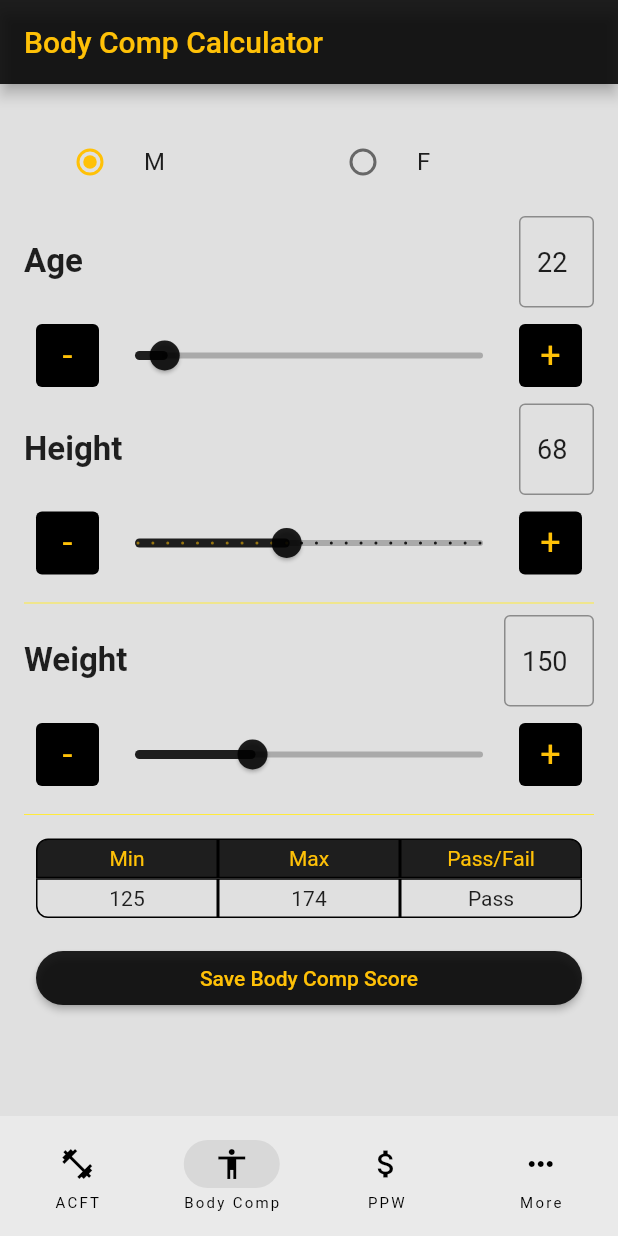
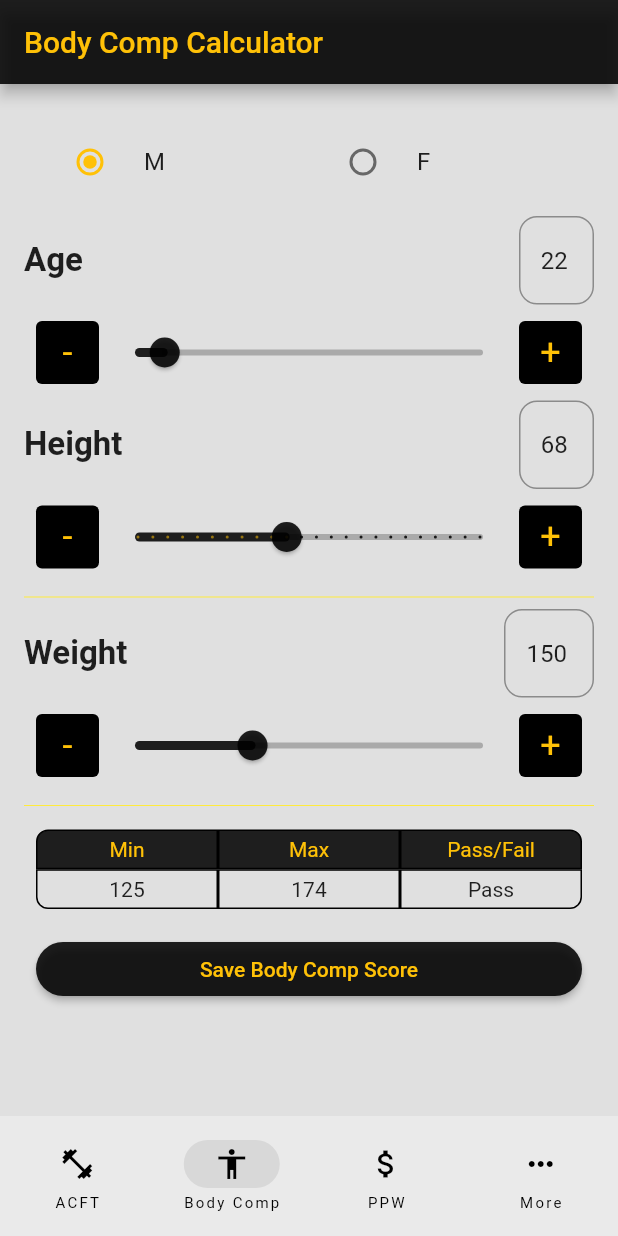
Before and after one commit to nonComBen/army_fitness_calculator, a Flutter app: the screen it shows after launch, item 2 of the bottom bar chosen, on a phone screen of 412 x 824 dp. Run offline on Flutter 3.47's test engine with Material 2 defaults, Android fonts, the phone set to English and light mode, and no system bars; drawn by our look-alikes of google_mobile_ads; our stand-ins replace charts_flutter, cloud_functions, firebase_analytics, firebase_core, firebase_crashlytics, flutter_riverpod and 6 more; missing offline and left inert: pull_down_button, rate_my_app, syncfusion_flutter_pdf; accounts and stored records are empty; network calls fail.

Commit message:
final touch ups for 2.1.0

```diff
--- a/lib/pages/tabs/bodyfat_page.dart
+++ b/lib/pages/tabs/bodyfat_page.dart
@@ -12,6 +12,7 @@ import '../../methods/platform_show_modal_bottom_sheet.dart';
 import '../../methods/theme_methods.dart';
 import '../../providers/purchases_provider.dart';
 import '../../services/purchases_service.dart';
+import '../../widgets/grid_box.dart';
 import '../../widgets/min_max_table.dart';
 import '../../widgets/platform_widgets/platform_button.dart';
 import '../../providers/shared_preferences_provider.dart';
@@ -60,7 +61,6 @@ class _BodyfatPageState extends ConsumerState<BodyfatPage> {
 
   final _ageController = TextEditingController();
   final _heightController = TextEditingController();
-  final _heightDoubleController = TextEditingController();
   final _weightController = TextEditingController();
   final _neckController = TextEditingController();
   final _waistController = TextEditingController();
@@ -147,7 +147,6 @@ class _BodyfatPageState extends ConsumerState<BodyfatPage> {
     ageGroup = getAgeGroup(age);
     heightDouble = height.toDouble();
     _heightController.text = height.toString();
-    _heightDoubleController.text = heightDouble.toString();
 
     setBenchmarks();
     calcBmi();
@@ -160,7 +159,6 @@ class _BodyfatPageState extends ConsumerState<BodyfatPage> {
 
     _ageController.dispose();
     _heightController.dispose();
-    _heightDoubleController.dispose();
     _weightController.dispose();
     _neckController.dispose();
     _waistController.dispose();
@@ -468,8 +466,6 @@ class _BodyfatPageState extends ConsumerState<BodyfatPage> {
                             isHeightValid = true;
                           }
                           heightDouble = height.toDouble();
-                          _heightDoubleController.text =
-                              heightDouble.toString();
                           setBenchmarks();
                           calcBmi();
                           calcBf();
@@ -490,8 +486,6 @@ class _BodyfatPageState extends ConsumerState<BodyfatPage> {
                             height--;
                             _heightController.text = height.toString();
                             heightDouble = height.toDouble();
-                            _heightDoubleController.text =
-                                heightDouble.toString();
                             setBenchmarks();
                             calcBmi();
                           }
@@ -511,8 +505,6 @@ class _BodyfatPageState extends ConsumerState<BodyfatPage> {
                               height = value.floor();
                               _heightController.text = height.toString();
                               heightDouble = height.toDouble();
-                              _heightDoubleController.text =
-                                  heightDouble.toString();
                               setBenchmarks();
                               calcBmi();
                               calcBf();
@@ -529,8 +521,6 @@ class _BodyfatPageState extends ConsumerState<BodyfatPage> {
                               height++;
                               _heightController.text = height.toString();
                               heightDouble = height.toDouble();
-                              _heightDoubleController.text =
-                                  heightDouble.toString();
                               setBenchmarks();
                               calcBmi();
                               calcBf();
@@ -681,23 +671,20 @@ class _BodyfatPageState extends ConsumerState<BodyfatPage> {
                                       (height.toDouble() - 0.5))) {
                                     setState(() {
                                       heightDouble = heightDouble! - 0.5;
-                                      _heightDoubleController.text =
-                                          heightDouble.toString();
                                     });
                                     calcBf();
                                   }
                                 }
                               },
                             ),
-                            SizedBox(
+                            GridBox(
+                              borderBottomLeft: 12.0,
+                              borderBottomRight: 12.0,
+                              borderTopLeft: 12.0,
+                              borderTopRight: 12.0,
+                              title: heightDouble.toString(),
                               width: 60,
-                              child: PlatformTextField(
-                                controller: _heightDoubleController,
-                                textAlign: TextAlign.center,
-                                enabled: false,
-                                decoration: const InputDecoration(
-                                    border: OutlineInputBorder()),
-                              ),
+                              height: 40,
                             ),
                             IncrementDecrementButton(
                               child: '+ 0.5',
@@ -710,8 +697,6 @@ class _BodyfatPageState extends ConsumerState<BodyfatPage> {
                                       (height.toDouble() + 0.5))) {
                                     setState(() {
                                       heightDouble = heightDouble! + 0.5;
-                                      _heightDoubleController.text =
-                                          heightDouble.toString();
                                     });
                                     calcBf();
                                   }
--- a/lib/providers/premium_state_provider.dart
+++ b/lib/providers/premium_state_provider.dart
@@ -4,9 +4,9 @@ final premiumStateProvider =
     StateNotifierProvider<PremiumState, bool>((ref) => PremiumState());
 
 class PremiumState extends StateNotifier<bool> {
-  PremiumState() : super(true);
+  PremiumState() : super(false);
 
   void setState(bool isPremium) {
-    state = true;
+    state = isPremium;
   }
 }
--- a/lib/widgets/platform_widgets/platform_home_page.dart
+++ b/lib/widgets/platform_widgets/platform_home_page.dart
@@ -7,7 +7,6 @@ import 'package:pull_down_button/pull_down_button.dart';
 import 'package:rate_my_app/rate_my_app.dart';
 
 import '../../pages/mdl_setup_page.dart';
-import '../../providers/purchases_provider.dart';
 import '../../methods/theme_methods.dart';
 import '../../pages/tabs/acft_page.dart';
 import '../../pages/tabs/bodyfat_page.dart';
@@ -184,7 +183,6 @@ class _IOSHomePageState extends ConsumerState<IOSHomePage> {
 
   @override
   Widget build(BuildContext context) {
-    ref.watch(purchasesProvider);
     final tabs = [
       AcftPage(),
       BodyfatPage(),
--- a/lib/widgets/platform_widgets/platform_text_field.dart
+++ b/lib/widgets/platform_widgets/platform_text_field.dart
@@ -90,6 +90,7 @@ class AndroidTextField extends TextFormField implements PlatformTextField {
     super.onChanged,
     super.onEditingComplete,
     super.style,
+    super.textAlignVertical = TextAlignVertical.top,
   });
 }
 
@@ -138,12 +139,13 @@ class IOSTextField extends StatelessWidget implements PlatformTextField {
       children: [
         if (label != null)
           SizedBox(
-              width: double.infinity,
-              height: 30,
-              child: Text(
-                label!,
-                textAlign: TextAlign.start,
-              )),
+            width: double.infinity,
+            height: 30,
+            child: Text(
+              label!,
+              textAlign: TextAlign.start,
+            ),
+          ),
         CupertinoTextField(
           padding: EdgeInsets.all(8.0),
           controller: controller,
--- a/lib/widgets/value_input_field.dart
+++ b/lib/widgets/value_input_field.dart
@@ -37,11 +37,13 @@ class ValueInputField extends StatelessWidget {
           FilteringTextInputFormatter.allow(RegExp(r"[0-9.]")),
         ],
         textInputAction: textInputAction,
-        onEditingComplete: onEditingComplete as void Function()?,
-        textAlign: TextAlign.start,
-        style: const TextStyle(fontSize: 18, fontWeight: FontWeight.normal),
+        onEditingComplete: () => onEditingComplete,
+        textAlign: TextAlign.center,
+        style: const TextStyle(fontSize: 16, fontWeight: FontWeight.normal),
         decoration: InputDecoration(
-          border: OutlineInputBorder(),
+          border: OutlineInputBorder(
+            borderRadius: BorderRadius.circular(12.0),
+          ),
           errorText: errorText,
         ),
         onChanged: onChanged,
```
Also changed, not shown: lib/pages/apft_page.dart (+34 -40 lines), lib/pages/tabs/acft_page.dart (+76 -80 lines), 4 other files.
